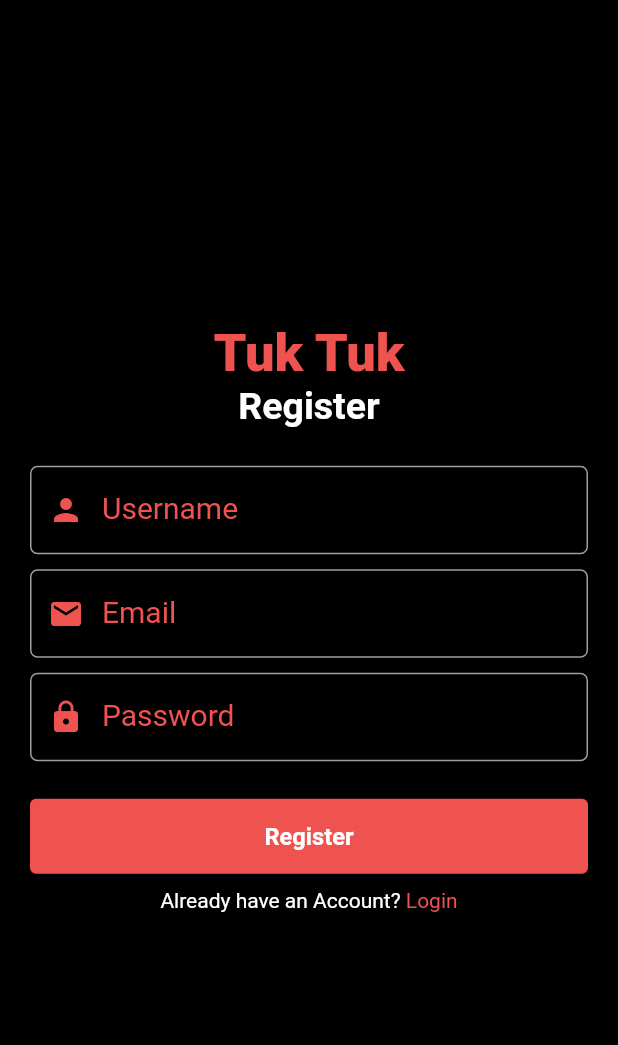
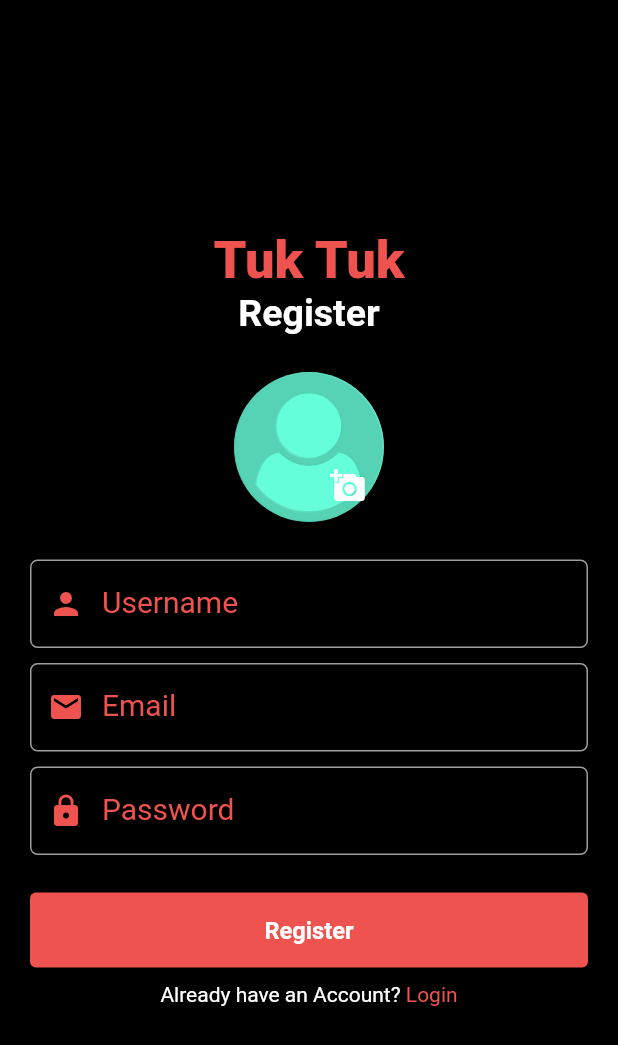
Before and after one commit to codersangam/flutter_tiktok_clone, a Flutter app: the screen it shows after launch, after a tap on "Register", on a phone screen of 412 x 824 dp. Shown: the top 1045 px of the screen. Run offline on Flutter 3.47's test engine with Material 2 defaults, Android fonts, the phone set to English and light mode, and no system bars; drawn by our look-alikes of velocity_x; our stand-ins replace cloud_firestore, firebase_auth, firebase_core, firebase_storage, get, image_picker; accounts and stored records are empty.

```diff
--- a/lib/contants.dart
+++ b/lib/contants.dart
@@ -1,7 +1,19 @@
+import 'package:cloud_firestore/cloud_firestore.dart';
+import 'package:firebase_auth/firebase_auth.dart';
+import 'package:firebase_storage/firebase_storage.dart';
 import 'package:flutter/material.dart';
+import 'package:tiktok_clone/controllers/auth_controller.dart';
 
-// Colors
+//* Colors
 const backgroundColor = Colors.black;
 var buttonColor = Colors.red[400];
 const borderColor = Colors.grey;
 var primayColor = Colors.red[400];
+
+// *Firebase Instance
+var firebaseAuth = FirebaseAuth.instance;
+var firebaseStorage = FirebaseStorage.instance;
+var cloudFirestore = FirebaseFirestore.instance;
+
+//* AuthController Instance
+var authController = AuthController.instance;
--- a/lib/main.dart
+++ b/lib/main.dart
@@ -1,8 +1,15 @@
+import 'package:firebase_core/firebase_core.dart';
 import 'package:flutter/material.dart';
 import 'package:tiktok_clone/contants.dart';
+import 'package:tiktok_clone/controllers/auth_controller.dart';
 import 'package:tiktok_clone/views/screens/register_screen.dart';
+import 'package:get/get.dart';
 
-void main() {
+void main() async {
+  WidgetsFlutterBinding.ensureInitialized();
+  await Firebase.initializeApp().then((value) {
+    Get.put(AuthController());
+  });
   runApp(const MyApp());
 }
 
@@ -12,7 +19,7 @@ class MyApp extends StatelessWidget {
   // This widget is the root of your application.
   @override
   Widget build(BuildContext context) {
-    return MaterialApp(
+    return GetMaterialApp(
       title: 'TikTok Clone',
       theme: ThemeData.dark().copyWith(
           scaffoldBackgroundColor: backgroundColor, primaryColor: primayColor),
--- a/lib/views/screens/register_screen.dart
+++ b/lib/views/screens/register_screen.dart
@@ -15,6 +15,7 @@ class _RegisterScreenState extends State<RegisterScreen> {
   TextEditingController usernameController = TextEditingController();
   TextEditingController emailController = TextEditingController();
   TextEditingController passwordController = TextEditingController();
+
   @override
   Widget build(BuildContext context) {
     return Scaffold(
@@ -30,6 +31,24 @@ class _RegisterScreenState extends State<RegisterScreen> {
                 .fontWeight(FontWeight.w900)
                 .make(),
             'Register'.text.size(25).fontWeight(FontWeight.w700).make(),
+            25.heightBox,
+            VStack([
+              VxCircle(
+                radius: 100,
+                backgroundImage: const DecorationImage(
+                  fit: BoxFit.cover,
+                  // image: MemoryImage(_image!),
+                  image: AssetImage('assets/images/default_image.png'),
+                ),
+                child: Align(
+                  child: IconButton(
+                    onPressed: () => authController.pickedImage(),
+                    icon: const Icon(Icons.add_a_photo),
+                  ),
+                  alignment: Alignment.bottomRight,
+                ),
+              )
+            ]),
             25.heightBox,
             Container(
               width: MediaQuery.of(context).size.width,
@@ -64,7 +83,11 @@ class _RegisterScreenState extends State<RegisterScreen> {
               height: 50,
               width: MediaQuery.of(context).size.width - 40,
               child: ElevatedButton(
-                onPressed: () {},
+                onPressed: () => authController.registerUser(
+                    usernameController.text,
+                    emailController.text,
+                    passwordController.text,
+                    authController.profileImage),
                 child: 'Register'.text.lg.bold.make(),
                 style: ButtonStyle(
                   backgroundColor: MaterialStateProperty.all(primayColor),
```
Also changed, not shown: lib/controllers/auth_controller.dart (added, +116 -0 lines), lib/models/user_model.dart (added, +27 -0 lines), lib/views/screens/home_screen.dart (added, +20 -0 lines), lib/views/screens/login_screen.dart (+5 -2 lines), assets/images/default_image.png (added), pubspec.lock, 1 other file.
